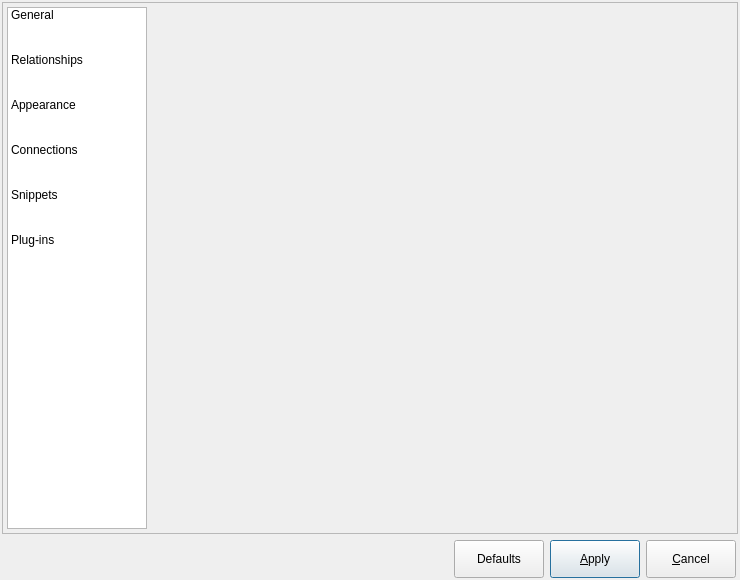
Qt form libpgmodeler_ui/ui/configurationform.ui (pgmodeler/pgmodeler) before a commit.
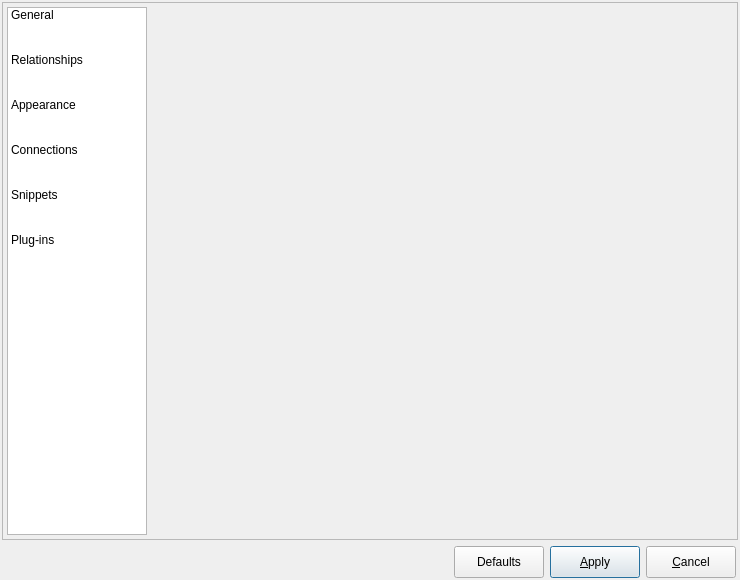
The same form after that commit. Icons and pictures are not drawn.

```diff
--- a/libpgmodeler_ui/ui/configurationform.ui
+++ b/libpgmodeler_ui/ui/configurationform.ui
@@ -338,7 +338,7 @@
        <property name="minimumSize">
         <size>
          <width>90</width>
-         <height>38</height>
+         <height>32</height>
         </size>
        </property>
        <property name="maximumSize">
@@ -379,7 +379,7 @@
        <property name="minimumSize">
         <size>
          <width>90</width>
-         <height>38</height>
+         <height>32</height>
         </size>
        </property>
        <property name="maximumSize">
@@ -417,7 +417,7 @@
        <property name="minimumSize">
         <size>
          <width>90</width>
-         <height>38</height>
+         <height>32</height>
         </size>
        </property>
        <property name="maximumSize">
@@ -446,6 +446,22 @@
      </item>
     </layout>
    </item>
+   <item row="1" column="0">
+    <widget class="QLabel" name="label">
+     <property name="sizePolicy">
+      <sizepolicy hsizetype="Preferred" vsizetype="Fixed">
+       <horstretch>0</horstretch>
+       <verstretch>0</verstretch>
+      </sizepolicy>
+     </property>
+     <property name="text">
+      <string/>
+     </property>
+     <property name="pixmap">
+      <pixmap resource="../res/resources.qrc">:/imagens/imagens/pgmodeler_name.png</pixmap>
+     </property>
+    </widget>
+   </item>
   </layout>
  </widget>
  <resources>
```
Left out of the diff: 10 changed lines with no effect on the pictures.
